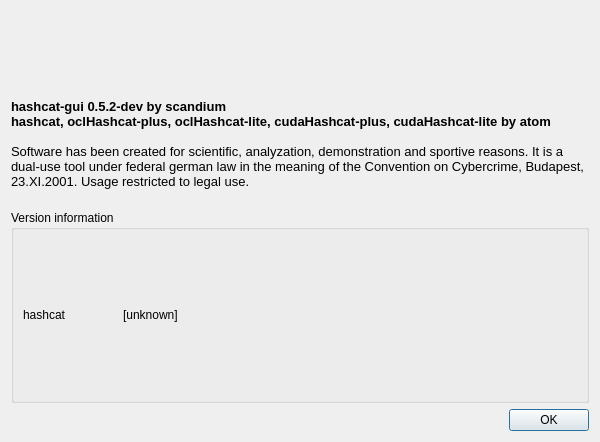
First picture: the form in src/aboutdialog.ui, repository rgroesslinger/hashcat-gui, before the edit.
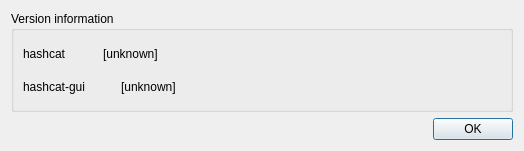
Second picture: the form after the edit. Icons and pictures are not drawn.

Commit message: streamline about dialog

What changed in the file:
```diff
--- a/src/aboutdialog.ui
+++ b/src/aboutdialog.ui
@@ -6,8 +6,8 @@
    <rect>
     <x>0</x>
     <y>0</y>
-    <width>600</width>
-    <height>442</height>
+    <width>524</width>
+    <height>151</height>
    </rect>
   </property>
   <property name="windowTitle">
@@ -21,57 +21,16 @@
    <bool>true</bool>
   </property>
   <layout class="QVBoxLayout" name="verticalLayout_4">
-   <item>
-    <layout class="QVBoxLayout" name="verticalLayout_3">
-     <item>
-      <widget class="QLabel" name="label_logo_red">
-       <property name="sizePolicy">
-        <sizepolicy hsizetype="Preferred" vsizetype="Preferred">
-         <horstretch>0</horstretch>
-         <verstretch>0</verstretch>
-        </sizepolicy>
-       </property>
-       <property name="text">
-        <string/>
-       </property>
-       <property name="pixmap">
-        <pixmap resource="resources.qrc">:/images/logo_red.png</pixmap>
-       </property>
-      </widget>
-     </item>
-     <item>
-      <widget class="QLabel" name="label_about_info">
-       <property name="sizePolicy">
-        <sizepolicy hsizetype="Preferred" vsizetype="Preferred">
-         <horstretch>0</horstretch>
-         <verstretch>0</verstretch>
-        </sizepolicy>
-       </property>
-       <property name="text">
-        <string>&lt;!DOCTYPE HTML PUBLIC &quot;-//W3C//DTD HTML 4.0//EN&quot; &quot;http://www.w3.org/TR/REC-html40/strict.dtd&quot;&gt;
-&lt;html&gt;&lt;head&gt;&lt;meta name=&quot;qrichtext&quot; content=&quot;1&quot; /&gt;&lt;style type=&quot;text/css&quot;&gt;
-p, li { white-space: pre-wrap; }
-&lt;/style&gt;&lt;/head&gt;&lt;body style=&quot; font-family:'Cantarell'; font-size:10pt; font-weight:400; font-style:normal;&quot;&gt;
-&lt;p style=&quot; margin-top:0px; margin-bottom:0px; margin-left:0px; margin-right:0px; -qt-block-indent:0; text-indent:0px;&quot;&gt;&lt;span style=&quot; font-family:'Sans Serif'; font-weight:600; color:#000000;&quot;&gt;hashcat-gui 0.5.2-dev by scandium&lt;/span&gt;&lt;/p&gt;
-&lt;p style=&quot; margin-top:0px; margin-bottom:0px; margin-left:0px; margin-right:0px; -qt-block-indent:0; text-indent:0px;&quot;&gt;&lt;span style=&quot; font-family:'Courier New,courier'; font-weight:600; color:#000000;&quot;&gt;hashcat, oclHashcat-plus, oclHashcat-lite, cudaHashcat-plus, cudaHashcat-lite by atom&lt;/span&gt;&lt;/p&gt;
-&lt;p style=&quot;-qt-paragraph-type:empty; margin-top:0px; margin-bottom:0px; margin-left:0px; margin-right:0px; -qt-block-indent:0; text-indent:0px; font-family:'Sans Serif'; color:#000000;&quot;&gt;&lt;br /&gt;&lt;/p&gt;
-&lt;p style=&quot; margin-top:0px; margin-bottom:0px; margin-left:0px; margin-right:0px; -qt-block-indent:0; text-indent:0px;&quot;&gt;&lt;span style=&quot; font-family:'Courier New,courier'; color:#000000;&quot;&gt;Software has been created for scientific, analyzation, demonstration and sportive reasons. It is a dual-use tool under federal german law in the meaning of the Convention on Cybercrime, Budapest, 23.XI.2001. Usage restricted to legal use.&lt;/span&gt;&lt;/p&gt;
-&lt;p style=&quot;-qt-paragraph-type:empty; margin-top:0px; margin-bottom:0px; margin-left:0px; margin-right:0px; -qt-block-indent:0; text-indent:0px; font-family:'Courier New,courier'; color:#000000;&quot;&gt;&lt;br /&gt;&lt;/p&gt;&lt;/body&gt;&lt;/html&gt;</string>
-       </property>
-       <property name="wordWrap">
-        <bool>true</bool>
-       </property>
-      </widget>
-     </item>
-    </layout>
-   </item>
    <item>
     <widget class="QGroupBox" name="groupBox_versions">
      <property name="title">
       <string>Version information</string>
      </property>
-     <layout class="QGridLayout" name="gridLayout">
-      <item row="0" column="0">
+     <property name="checkable">
+      <bool>false</bool>
+     </property>
+     <layout class="QVBoxLayout" name="verticalLayout_7">
+      <item>
        <layout class="QHBoxLayout" name="horizontalLayout_2">
         <item>
          <layout class="QHBoxLayout" name="horizontalLayout">
@@ -95,11 +54,11 @@
              <enum>Qt::Orientation::Horizontal</enum>
             </property>
             <property name="sizeType">
-             <enum>QSizePolicy::Policy::Fixed</enum>
+             <enum>QSizePolicy::Policy::Preferred</enum>
             </property>
             <property name="sizeHint" stdset="0">
              <size>
-              <width>50</width>
+              <width>30</width>
               <height>20</height>
              </size>
             </property>
@@ -133,6 +92,68 @@
         </item>
        </layout>
       </item>
+      <item>
+       <layout class="QHBoxLayout" name="horizontalLayout_4">
+        <item>
+         <layout class="QHBoxLayout" name="horizontalLayout_5">
+          <item>
+           <layout class="QVBoxLayout" name="verticalLayout_5">
+            <item>
+             <widget class="QLabel" name="label_hc_gui_version_text">
+              <property name="text">
+               <string>hashcat-gui</string>
+              </property>
+              <property name="alignment">
+               <set>Qt::AlignmentFlag::AlignLeading|Qt::AlignmentFlag::AlignLeft|Qt::AlignmentFlag::AlignVCenter</set>
+              </property>
+             </widget>
+            </item>
+           </layout>
+          </item>
+          <item>
+           <spacer name="horizontalSpacer_4">
+            <property name="orientation">
+             <enum>Qt::Orientation::Horizontal</enum>
+            </property>
+            <property name="sizeType">
+             <enum>QSizePolicy::Policy::Preferred</enum>
+            </property>
+            <property name="sizeHint" stdset="0">
+             <size>
+              <width>30</width>
+              <height>20</height>
+             </size>
+            </property>
+           </spacer>
+          </item>
+          <item>
+           <layout class="QVBoxLayout" name="verticalLayout_6">
+            <item>
+             <widget class="QLabel" name="label_hc_gui_version">
+              <property name="text">
+               <string>[unknown]</string>
+              </property>
+             </widget>
+            </item>
+           </layout>
+          </item>
+         </layout>
+        </item>
+        <item>
+         <spacer name="horizontalSpacer_5">
+          <property name="orientation">
+           <enum>Qt::Orientation::Horizontal</enum>
+          </property>
+          <property name="sizeHint" stdset="0">
+           <size>
+            <width>258</width>
+            <height>20</height>
+           </size>
+          </property>
+         </spacer>
+        </item>
+       </layout>
+      </item>
      </layout>
     </widget>
    </item>
```
The commit also changes 4 other files.
